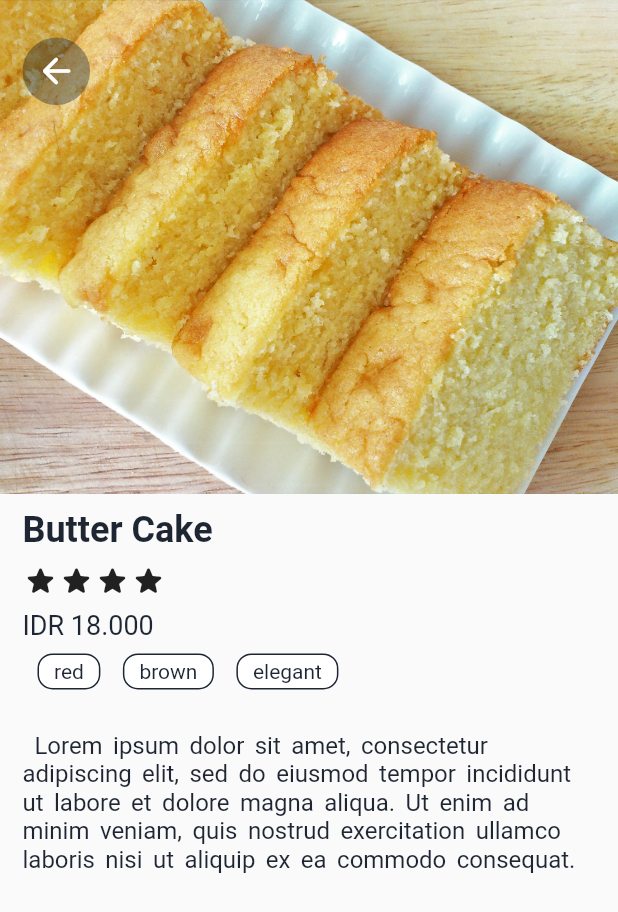
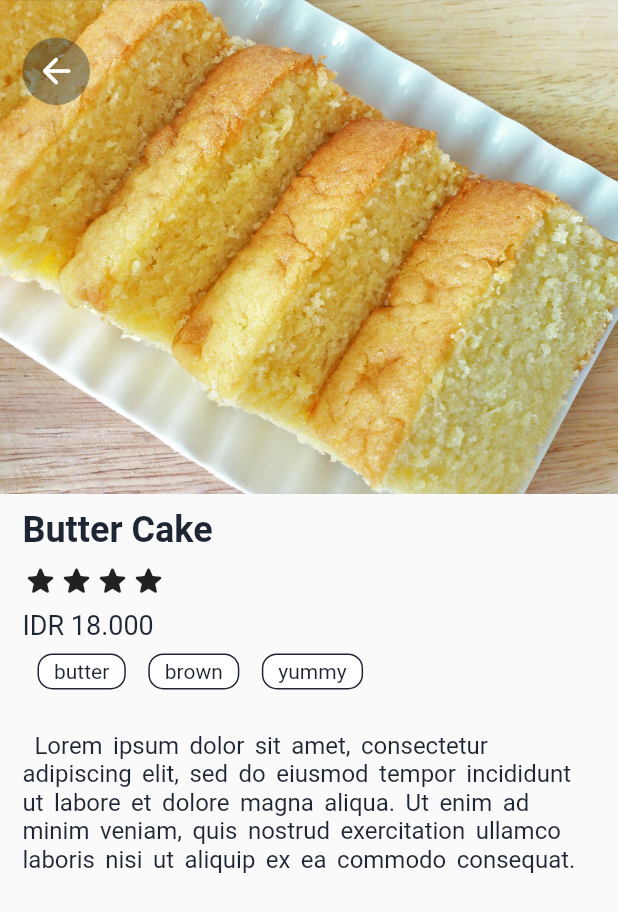
Before and after one commit to arif-pandu/dicoding_submission, a Flutter app: the HomePage screen opened directly, after a tap on "Butter Cake", on a phone screen of 412 x 824 dp. Shown: the top 912 px of the screen. Run offline on Flutter 3.47's test engine with Material 2 defaults, Android fonts, the phone set to English and light mode, and no system bars.

Commit message:
Update last commit :)

```diff
--- a/lib/const/catalog_data.dart
+++ b/lib/const/catalog_data.dart
@@ -50,9 +50,9 @@ List<Map<String, dynamic>> cakeList = [
     "rating": 8,
     "tag": 4,
     "keyword": [
-      "red",
+      "butter",
       "brown",
-      "elegant",
+      "yummy",
     ],
     "description":
         "Lorem ipsum dolor sit amet, consectetur adipiscing elit, sed do eiusmod tempor incididunt ut labore et dolore magna aliqua. Ut enim ad minim veniam, quis nostrud exercitation ullamco laboris nisi ut aliquip ex ea commodo consequat."
--- a/lib/widget/thumbnail_item.dart
+++ b/lib/widget/thumbnail_item.dart
@@ -88,7 +88,9 @@ class ItemThumb extends StatelessWidget {
               const SizedBox(
                 width: 20,
               ),
-              Column(
+              Container(
+                width: width - 40 - 20 - (height * 0.2),
+                child: Column(
                   crossAxisAlignment: CrossAxisAlignment.start,
                   mainAxisAlignment: MainAxisAlignment.spaceEvenly,
                   children: [
@@ -117,7 +119,7 @@ class ItemThumb extends StatelessWidget {
                     ),
                     SizedBox(
                       height: 20,
-                    width: width * 0.5,
+                      // width: (width - 60) / 2 - 20,
                       child: ListView.builder(
                         scrollDirection: Axis.horizontal,
                         itemCount: cakeKeyword.length,
@@ -136,6 +138,7 @@ class ItemThumb extends StatelessWidget {
                     ),
                   ],
                 ),
+              ),
             ],
           ),
         ),
```
Also changed, not shown: lib/main.dart (+3 -5 lines). Lines whose indentation alone changed are shown as unchanged.
